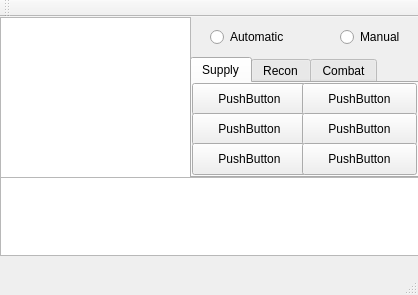
First picture: the form in mainwindow.ui, repository Qt-Widgets/AOOD_UAV, before the edit.
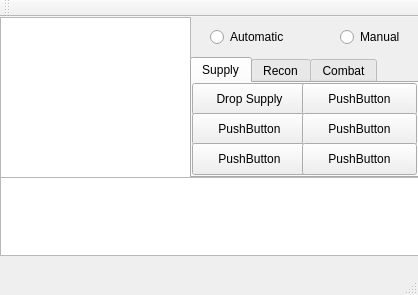
Second picture: the form after the edit.

What changed in the file:
```diff
--- a/mainwindow.ui
+++ b/mainwindow.ui
@@ -50,7 +50,7 @@
        </rect>
       </property>
       <property name="text">
-       <string>PushButton</string>
+       <string>Drop Supply</string>
       </property>
      </widget>
      <widget class="QPushButton" name="pushButton_14">
```
Left out of the diff: 6 changed lines with no effect on the pictures.
